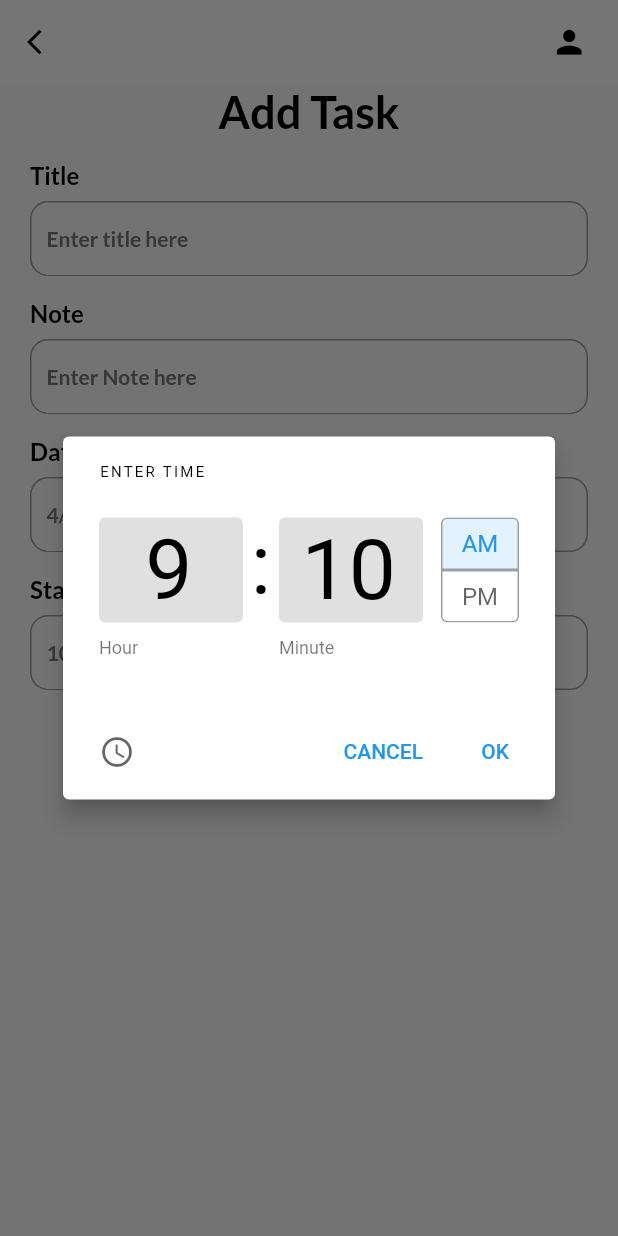
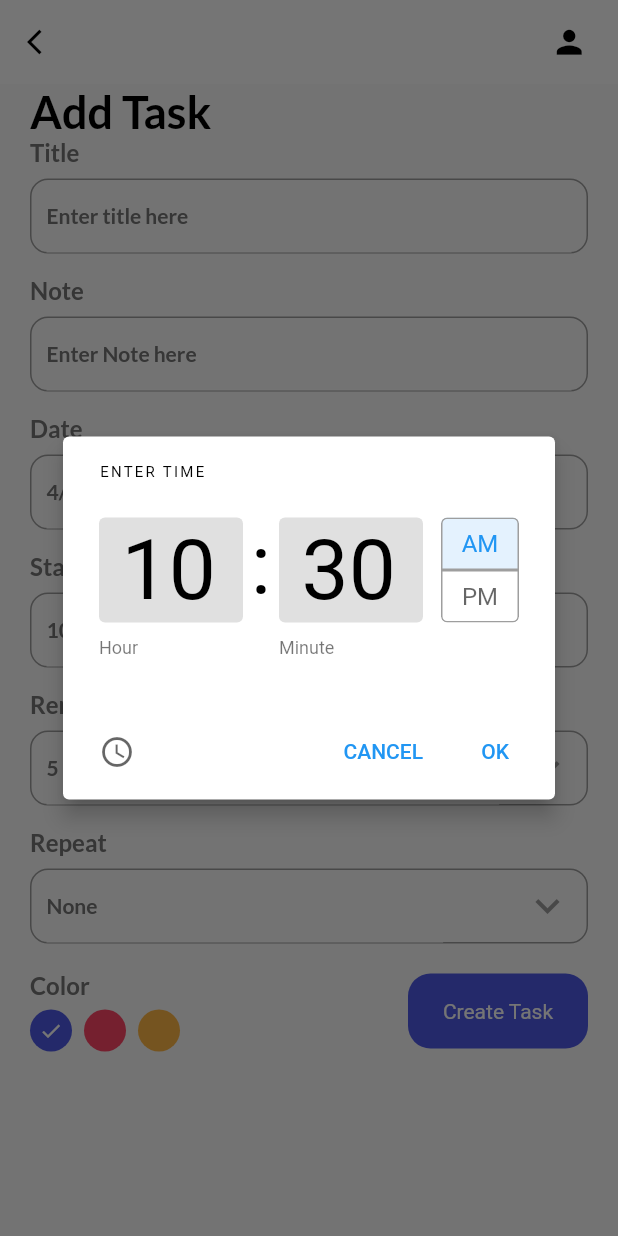
Before and after one commit to HiberNuts/taskmanager, a Flutter app: the AddTaskPage screen opened directly, after a tap on the "access time" icon, on a phone screen of 412 x 824 dp. Run offline on Flutter 3.47's test engine with Material 2 defaults, Android fonts, the phone set to English and light mode, and no system bars; our stand-ins replace date_picker_timeline, flutter_local_notifications, get, get_storage, google_fonts, timezone; accounts and stored records are empty.

Commit message:
added models

```diff
--- /dev/null
+++ b/lib/models/model.dart
@@ -0,0 +1,53 @@
+class Task {
+  int? id;
+  String? title;
+  String? note;
+  int? isCompleted;
+  String? date;
+  String? startTime;
+  String? endTime;
+  int? color;
+  int? remind;
+  String? repeat;
+
+  Task({
+    this.id,
+    this.title,
+    this.note,
+    this.isCompleted,
+    this.date,
+    this.startTime,
+    this.endTime,
+    this.color,
+    this.remind,
+    this.repeat,
+  });
+
+  Task.fromJson(Map<String, dynamic> json) {
+    id = json["id"];
+    title = json["title"];
+    note = json["note"];
+    isCompleted = json["isCompleted"];
+    date = json["date"];
+    startTime = json["startTime"];
+    endTime = json["endTime"];
+    color = json["color"];
+    remind = json["remind"];
+    repeat = json["repeat"];
+  }
+
+  Map<String, dynamic> toJson() {
+    final Map<String, dynamic> data = new Map<String, dynamic>();
+    data["id"] = this.id;
+    data["title"] = this.title;
+    data["note"] = this.note;
+    data["isCompleted"] = this.isCompleted;
+    data["date"] = this.date;
+    data["startTime"] = this.startTime;
+    data["endTime"] = this.endTime;
+    data["color"] = this.color;
+    data["remind"] = this.remind;
+    data["repeat"] = this.repeat;
+    return data;
+  }
+}
--- a/lib/ui/home_page.dart
+++ b/lib/ui/home_page.dart
@@ -33,6 +33,7 @@ class _HomePageState extends State<HomePage> {
   Widget build(BuildContext context) {
     return Scaffold(
       appBar: _appBar(),
+      backgroundColor: Theme.of(context).backgroundColor,
       body: Column(
         children: [
           _addTaskBar(),
--- a/lib/ui/theme.dart
+++ b/lib/ui/theme.dart
@@ -57,7 +57,7 @@ TextStyle get titleStyle {
     textStyle: TextStyle(
       fontSize: 16,
       fontWeight: FontWeight.bold,
-      color: Get.isDarkMode ? Colors.white : Colors.black,
+      color: Get.isDarkMode ? Colors.grey[200] : Colors.grey[600],
     ),
   );
 }
--- a/lib/ui/widgets/add_task_bar.dart
+++ b/lib/ui/widgets/add_task_bar.dart
@@ -2,6 +2,7 @@ import 'package:flutter/material.dart';
 import 'package:get/get.dart';
 import 'package:intl/intl.dart';
 import 'package:taskmanager/ui/theme.dart';
+import 'package:taskmanager/ui/widgets/button.dart';
 import 'package:taskmanager/ui/widgets/input_field.dart';
 
 class AddTaskPage extends StatefulWidget {
@@ -12,9 +13,32 @@ class AddTaskPage extends StatefulWidget {
 }
 
 class _AddTaskPageState extends State<AddTaskPage> {
+  final TextEditingController _titleController = TextEditingController();
+  final TextEditingController _noteController = TextEditingController();
   DateTime _selectedDate = DateTime.now();
   String _endTime = "9:30 PM";
   String _startTime = DateFormat("hh:mm a").format(DateTime.now()).toString();
+
+  int _selectedRemind = 5;
+  List<int> remindList = [
+    5,
+    10,
+    15,
+    20,
+    25,
+    30,
+  ];
+
+  String _selectedRepeat = "None";
+  List<String> repeatList = [
+    "None",
+    "Daily",
+    "Weekly",
+    "Monthly",
+  ];
+
+  int _selectedColor = 0;
+
   @override
   Widget build(BuildContext context) {
     return Scaffold(
@@ -26,13 +50,22 @@ class _AddTaskPageState extends State<AddTaskPage> {
         ),
         child: SingleChildScrollView(
           child: Column(
+            crossAxisAlignment: CrossAxisAlignment.start,
             children: [
               Text(
                 "Add Task",
                 style: headingStyle,
               ),
-              MyInputField(title: "Title", hint: "Enter title here"),
-              MyInputField(title: "Note", hint: "Enter Note here"),
+              MyInputField(
+                title: "Title",
+                hint: "Enter title here",
+                controller: _titleController,
+              ),
+              MyInputField(
+                title: "Note",
+                hint: "Enter Note here",
+                controller: _noteController,
+              ),
               MyInputField(
                 title: "Date",
                 hint: DateFormat.yMd().format(_selectedDate),
@@ -76,11 +109,142 @@ class _AddTaskPageState extends State<AddTaskPage> {
                     ),
                   )
                 ],
+              ),
+              MyInputField(
+                title: "Remind",
+                hint: "$_selectedRemind minutes early",
+                widget: DropdownButton(
+                  icon: const Icon(
+                    Icons.keyboard_arrow_down,
+                    color: Colors.grey,
+                  ),
+                  iconSize: 32,
+                  elevation: 4,
+                  style: subTitleStyle,
+                  underline: Container(height: 0),
+                  items: remindList.map<DropdownMenuItem<String>>(
+                    (int value) {
+                      return DropdownMenuItem<String>(
+                        value: value.toString(),
+                        child: Text(value.toString()),
+                      );
+                    },
+                  ).toList(),
+                  onChanged: (String? value) {
+                    setState(() {
+                      _selectedRemind = int.parse(value!);
+                    });
+                  },
+                ),
+              ),
+              MyInputField(
+                title: "Repeat",
+                hint: "$_selectedRepeat",
+                widget: DropdownButton(
+                  icon: const Icon(
+                    Icons.keyboard_arrow_down,
+                    color: Colors.grey,
+                  ),
+                  iconSize: 32,
+                  elevation: 4,
+                  style: subTitleStyle,
+                  underline: Container(height: 0),
+                  items: repeatList.map<DropdownMenuItem<String>>(
+                    (String? value) {
+                      return DropdownMenuItem<String>(
+                        value: value,
+                        child: Text(
+                          value!,
+                          style: TextStyle(color: Colors.grey),
+                        ),
+                      );
+                    },
+                  ).toList(),
+                  onChanged: (String? value) {
+                    setState(() {
+                      _selectedRepeat = value!;
+                    });
+                  },
+                ),
+              ),
+              const SizedBox(
+                height: 3,
+              ),
+              Row(
+                crossAxisAlignment: CrossAxisAlignment.center,
+                mainAxisAlignment: MainAxisAlignment.spaceBetween,
+                children: [
+                  _colorPallete(),
+                  MyButton(label: "Create Task", onTap: () => _validateDate())
+                ],
               )
             ],
           ),
         ),
       ),
+    );
+  }
+
+  _validateDate() {
+    if (_titleController.text.isNotEmpty && _noteController.text.isNotEmpty) {
+      //add to databse
+      Get.back();
+    } else if (_titleController.text.isEmpty || _noteController.text.isEmpty) {
+      Get.snackbar(
+        "Required",
+        "Leave no fields empty",
+        snackPosition: SnackPosition.BOTTOM,
+        backgroundColor: Colors.white,
+        colorText: pink,
+        margin: const EdgeInsets.only(bottom: 10),
+        icon: const Icon(Icons.warning_amber_rounded),
+      );
+    }
+  }
+
+  _colorPallete() {
+    return Column(
+      crossAxisAlignment: CrossAxisAlignment.start,
+      children: [
+        Text(
+          "Color",
+          style: titleStyle,
+        ),
+        const SizedBox(
+          height: 7,
+        ),
+        Wrap(
+          children: List<Widget>.generate(
+            3,
+            (index) {
+              return GestureDetector(
+                onTap: () {
+                  setState(() {
+                    _selectedColor = index;
+                  });
+                },
+                child: Padding(
+                    padding: const EdgeInsets.only(right: 8.0),
+                    child: CircleAvatar(
+                      radius: 14,
+                      backgroundColor: index == 0
+                          ? primaryClr
+                          : index == 1
+                              ? pink
+                              : yellow,
+                      child: _selectedColor == index
+                          ? const Icon(
+                              Icons.done,
+                              color: Colors.white,
+                              size: 16,
+                            )
+                          : Container(),
+                    )),
+              );
+            },
+          ),
+        ),
+      ],
     );
   }
 
@@ -125,15 +289,20 @@ class _AddTaskPageState extends State<AddTaskPage> {
     }
   }
 
-  _getTimeFromUser({required bool isStartTime}) {
-    var _pickedTime = _showTimePicker();
-    String _formatedTime = _pickedTime.format.of(context);
+  _getTimeFromUser({required bool isStartTime}) async {
+    var _pickedTime = await _showTimePicker();
+    var _formatedTime = _pickedTime?.format(context);
+
     if (_pickedTime == null) {
-      print("no TIme");
+      print("no Time");
     } else if (isStartTime == true) {
-      _startTime = _formatedTime;
+      setState(() {
+        _startTime = _formatedTime;
+      });
     } else if (isStartTime == false) {
-      _endTime = _formatedTime;
+      setState(() {
+        _endTime = _formatedTime;
+      });
     }
   }
 
@@ -141,7 +310,10 @@ class _AddTaskPageState extends State<AddTaskPage> {
     return showTimePicker(
       initialEntryMode: TimePickerEntryMode.input,
       context: context,
-      initialTime: TimeOfDay(hour: 9, minute: 10),
+      initialTime: TimeOfDay(
+        hour: int.parse(_startTime.split(":")[0]),
+        minute: int.parse(_startTime.split(":")[1].split(" ")[0]),
+      ),
     );
   }
 }
--- a/lib/ui/widgets/input_field.dart
+++ b/lib/ui/widgets/input_field.dart
@@ -19,7 +19,7 @@ class MyInputField extends StatelessWidget {
   @override
   Widget build(BuildContext context) {
     return Container(
-      margin: const EdgeInsets.only(top: 15),
+      margin: const EdgeInsets.only(bottom: 15),
       child: Column(
         crossAxisAlignment: CrossAxisAlignment.start,
         children: [
--- a/pubspec.yaml
+++ b/pubspec.yaml
@@ -40,6 +40,7 @@ dependencies:
   intl: ^0.17.0
   google_fonts: ^2.3.1
   date_picker_timeline: ^1.2.3
+  sqflite: ^2.0.2
 
 dev_dependencies:
   flutter_test:
```
Also changed, not shown: lib/controllers/task_controller.dart (added), pubspec.lock.
